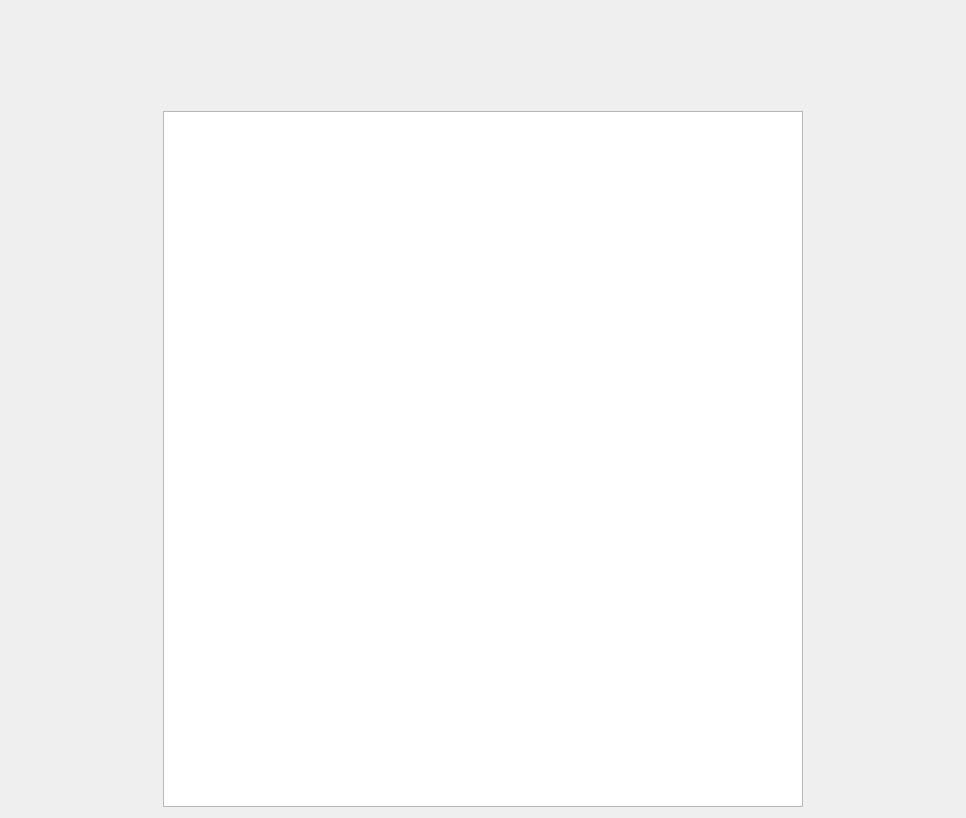
trpo2021/cw-iv-021_todo-list, file TextField/note.ui: the form before one commit.
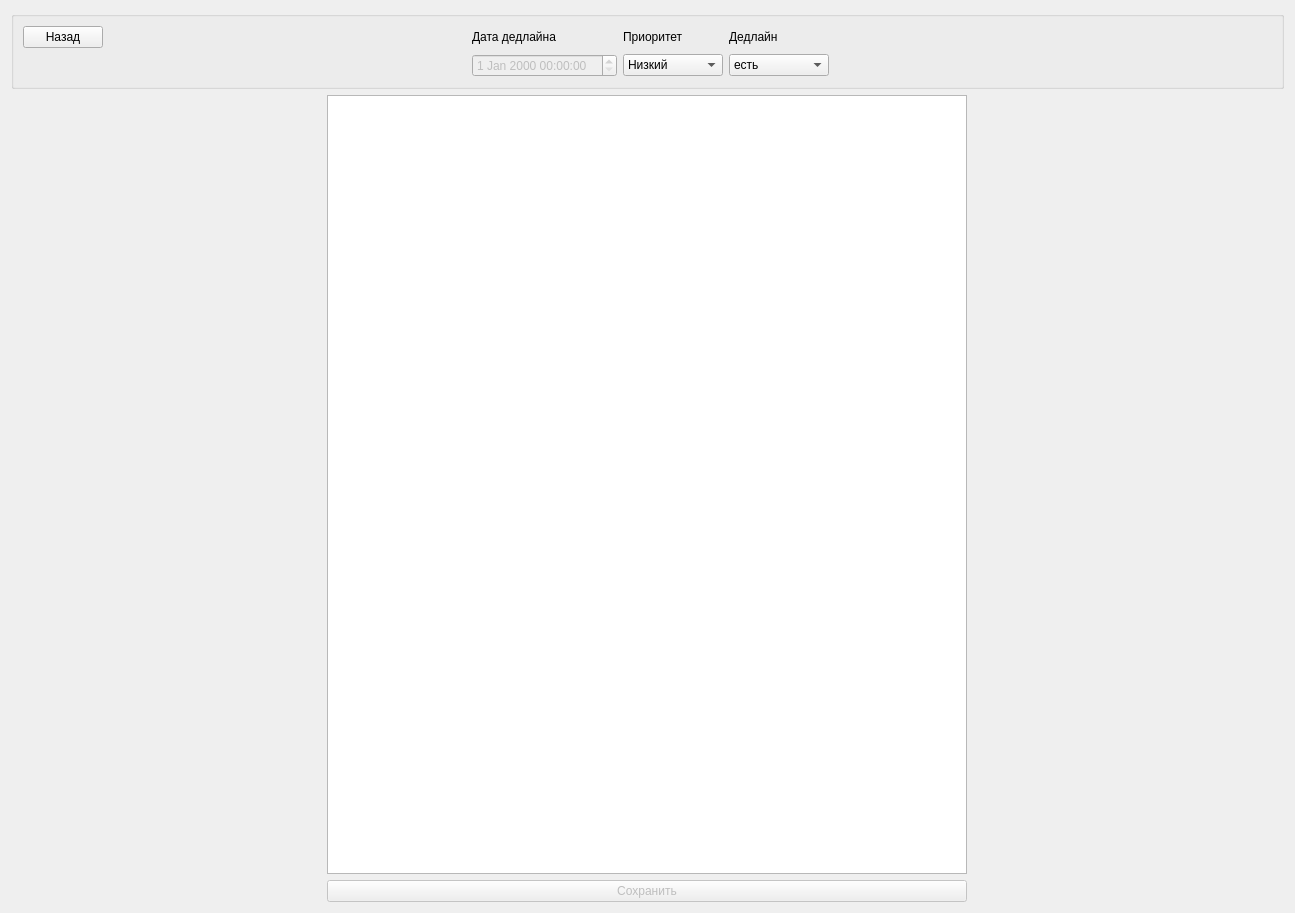
The form after the commit.

Commit message: Expanded interface

Patch:
```diff
--- a/TextField/note.ui
+++ b/TextField/note.ui
@@ -2,64 +2,182 @@
 <ui version="4.0">
  <class>Form</class>
  <widget class="QWidget" name="Form">
-  <property name="enabled">
-   <bool>true</bool>
-  </property>
   <property name="geometry">
    <rect>
     <x>0</x>
     <y>0</y>
-    <width>966</width>
-    <height>818</height>
+    <width>1295</width>
+    <height>913</height>
    </rect>
   </property>
-  <property name="sizePolicy">
-   <sizepolicy hsizetype="Preferred" vsizetype="Preferred">
-    <horstretch>0</horstretch>
-    <verstretch>2</verstretch>
-   </sizepolicy>
-  </property>
-  <property name="minimumSize">
-   <size>
-    <width>640</width>
-    <height>640</height>
-   </size>
-  </property>
-  <property name="mouseTracking">
-   <bool>true</bool>
-  </property>
   <property name="windowTitle">
    <string>Создание заметки</string>
   </property>
-  <property name="toolTipDuration">
-   <number>-2</number>
-  </property>
-  <layout class="QVBoxLayout" name="verticalLayout_2" stretch="0">
-   <item>
-    <layout class="QVBoxLayout" name="verticalLayout" stretch="0,0">
-     <property name="sizeConstraint">
-      <enum>QLayout::SetDefaultConstraint</enum>
-     </property>
+  <layout class="QGridLayout" name="gridLayout_2">
+   <item row="0" column="0">
+    <layout class="QVBoxLayout" name="verticalLayout">
      <item>
-      <spacer name="verticalSpacer">
-       <property name="orientation">
-        <enum>Qt::Vertical</enum>
+      <widget class="QGroupBox" name="groupBox">
+       <property name="title">
+        <string/>
        </property>
-       <property name="sizeType">
-        <enum>QSizePolicy::Fixed</enum>
-       </property>
-       <property name="sizeHint" stdset="0">
-        <size>
-         <width>20</width>
-         <height>100</height>
-        </size>
-       </property>
-      </spacer>
+       <layout class="QGridLayout" name="gridLayout">
+        <item row="0" column="4">
+         <widget class="QLabel" name="deadline_txt">
+          <property name="text">
+           <string>Дедлайн</string>
+          </property>
+         </widget>
+        </item>
+        <item row="1" column="0">
+         <spacer name="horizontalSpacer">
+          <property name="orientation">
+           <enum>Qt::Horizontal</enum>
+          </property>
+          <property name="sizeHint" stdset="0">
+           <size>
+            <width>40</width>
+            <height>20</height>
+           </size>
+          </property>
+         </spacer>
+        </item>
+        <item row="1" column="2">
+         <widget class="QComboBox" name="priority">
+          <property name="sizePolicy">
+           <sizepolicy hsizetype="Fixed" vsizetype="Fixed">
+            <horstretch>0</horstretch>
+            <verstretch>0</verstretch>
+           </sizepolicy>
+          </property>
+          <property name="minimumSize">
+           <size>
+            <width>100</width>
+            <height>0</height>
+           </size>
+          </property>
+          <property name="editable">
+           <bool>false</bool>
+          </property>
+          <property name="currentIndex">
+           <number>0</number>
+          </property>
+          <item>
+           <property name="text">
+            <string>Низкий</string>
+           </property>
+          </item>
+          <item>
+           <property name="text">
+            <string>Высокий</string>
+           </property>
+          </item>
+         </widget>
+        </item>
+        <item row="1" column="4">
+         <widget class="QComboBox" name="deadline">
+          <property name="sizePolicy">
+           <sizepolicy hsizetype="Fixed" vsizetype="Fixed">
+            <horstretch>10</horstretch>
+            <verstretch>0</verstretch>
+           </sizepolicy>
+          </property>
+          <property name="minimumSize">
+           <size>
+            <width>100</width>
+            <height>0</height>
+           </size>
+          </property>
+          <property name="currentIndex">
+           <number>1</number>
+          </property>
+          <item>
+           <property name="text">
+            <string>нет</string>
+           </property>
+          </item>
+          <item>
+           <property name="text">
+            <string>есть</string>
+           </property>
+          </item>
+         </widget>
+        </item>
+        <item row="0" column="1">
+         <widget class="QLabel" name="dead_txt">
+          <property name="text">
+           <string>Дата дедлайна</string>
+          </property>
+         </widget>
+        </item>
+        <item row="1" column="1">
+         <widget class="QDateTimeEdit" name="dead_time">
+          <property name="enabled">
+           <bool>false</bool>
+          </property>
+          <property name="sizePolicy">
+           <sizepolicy hsizetype="Fixed" vsizetype="Fixed">
+            <horstretch>0</horstretch>
+            <verstretch>0</verstretch>
+           </sizepolicy>
+          </property>
+          <property name="minimumSize">
+           <size>
+            <width>40</width>
+            <height>0</height>
+           </size>
+          </property>
+         </widget>
+        </item>
+        <item row="0" column="2">
+         <widget class="QLabel" name="priority_txt">
+          <property name="text">
+           <string>Приоритет</string>
+          </property>
+         </widget>
+        </item>
+        <item row="1" column="5">
+         <spacer name="horizontalSpacer_2">
+          <property name="orientation">
+           <enum>Qt::Horizontal</enum>
+          </property>
+          <property name="sizeType">
+           <enum>QSizePolicy::Expanding</enum>
+          </property>
+          <property name="sizeHint" stdset="0">
+           <size>
+            <width>100</width>
+            <height>20</height>
+           </size>
+          </property>
+         </spacer>
+        </item>
+        <item row="0" column="0" alignment="Qt::AlignLeft|Qt::AlignTop">
+         <widget class="QPushButton" name="backButton">
+          <property name="sizePolicy">
+           <sizepolicy hsizetype="Fixed" vsizetype="Fixed">
+            <horstretch>0</horstretch>
+            <verstretch>0</verstretch>
+           </sizepolicy>
+          </property>
+          <property name="minimumSize">
+           <size>
+            <width>20</width>
+            <height>20</height>
+           </size>
+          </property>
+          <property name="text">
+           <string>Назад</string>
+          </property>
+         </widget>
+        </item>
+       </layout>
+      </widget>
      </item>
      <item alignment="Qt::AlignHCenter">
       <widget class="QTextEdit" name="textEdit">
        <property name="sizePolicy">
-        <sizepolicy hsizetype="Expanding" vsizetype="Expanding">
+        <sizepolicy hsizetype="Fixed" vsizetype="Expanding">
          <horstretch>0</horstretch>
          <verstretch>0</verstretch>
         </sizepolicy>
@@ -70,12 +188,28 @@
          <height>640</height>
         </size>
        </property>
-       <property name="baseSize">
+      </widget>
+     </item>
+     <item alignment="Qt::AlignHCenter|Qt::AlignBottom">
+      <widget class="QPushButton" name="saveButton">
+       <property name="enabled">
+        <bool>false</bool>
+       </property>
+       <property name="sizePolicy">
+        <sizepolicy hsizetype="Fixed" vsizetype="Fixed">
+         <horstretch>0</horstretch>
+         <verstretch>0</verstretch>
+        </sizepolicy>
+       </property>
+       <property name="minimumSize">
         <size>
-         <width>0</width>
-         <height>1</height>
+         <width>640</width>
+         <height>10</height>
         </size>
        </property>
+       <property name="text">
+        <string>Сохранить</string>
+       </property>
       </widget>
      </item>
     </layout>
```
